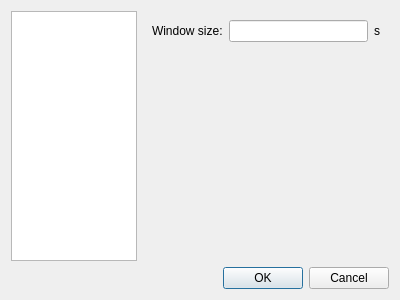
Old version of the form src/configdialog.ui in the repository flysight/flysight-viewer-qt.
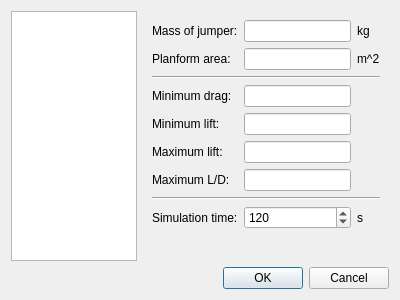
New version of the form. The open tabs and pages were chosen to show the change.

Commit message: Remove wind preferences

What changed in the file:
```diff
--- a/src/configdialog.ui
+++ b/src/configdialog.ui
@@ -71,44 +71,6 @@
            </item>
           </layout>
          </widget>
-         <widget class="QWidget" name="page_2">
-          <layout class="QVBoxLayout" name="verticalLayout_3">
-           <item>
-            <layout class="QHBoxLayout" name="horizontalLayout_3">
-             <item>
-              <widget class="QLabel" name="label_2">
-               <property name="text">
-                <string>Window size:</string>
-               </property>
-              </widget>
-             </item>
-             <item>
-              <widget class="QLineEdit" name="dtWindEdit"/>
-             </item>
-             <item>
-              <widget class="QLabel" name="label_3">
-               <property name="text">
-                <string>s</string>
-               </property>
-              </widget>
-             </item>
-            </layout>
-           </item>
-           <item>
-            <spacer name="verticalSpacer_2">
-             <property name="orientation">
-              <enum>Qt::Vertical</enum>
-             </property>
-             <property name="sizeHint" stdset="0">
-              <size>
-               <width>20</width>
-               <height>200</height>
-              </size>
-             </property>
-            </spacer>
-           </item>
-          </layout>
-         </widget>
          <widget class="QWidget" name="page_3">
           <layout class="QGridLayout" name="gridLayout_2">
            <item row="0" column="0">
```
Left out of the diff: 2 changed lines with no effect on the pictures. The commit also changes 2 other files.
